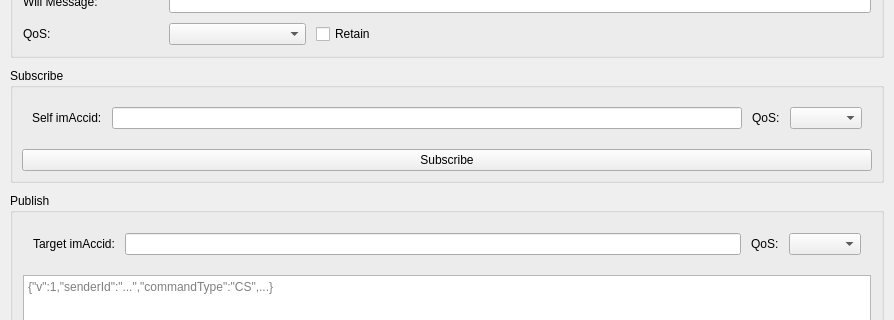
The window that qt-demo/mqttclientwgt.ui (maenlong/qmqtt) describes before a commit, drawn with Qt 5; both pictures show x 0 to 894 and y 379 to 699 of the 894 by 1148 pixel window.
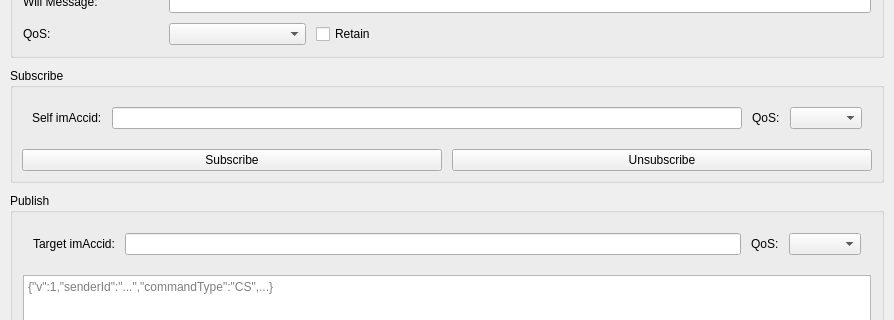
The same window after the commit.

Commit message:
feat: 添加取消订阅按钮 + UI 输入空值校验
- Subscribe GroupBox 新增 Unsubscribe 按钮，调用 qmqtt unsubscribe
- Subscribe / Unsubscribe / Publish 输入为空时日志报错，不再静默返回
- 新增 5 条 i18n 翻译（Unsubscribe / [Unsubscribe] / 3 条空值错误）

What changed in the file:
```diff
--- a/qt-demo/mqttclientwgt.ui
+++ b/qt-demo/mqttclientwgt.ui
@@ -374,12 +374,31 @@
        </widget>
       </item>
       <item>
+        <widget class="QWidget" name="subscribeBtnsWgt" native="true">
+         <layout class="QHBoxLayout" name="subscribeBtnsLayout">
+          <property name="spacing">
+           <number>10</number>
+          </property>
+          <property name="margin" stdset="0">
+           <number>0</number>
+          </property>
+          <item>
        <widget class="QPushButton" name="subscribeBtn">
         <property name="text">
          <string>Subscribe</string>
         </property>
        </widget>
       </item>
+          <item>
+           <widget class="QPushButton" name="unsubscribeBtn">
+            <property name="text">
+             <string>Unsubscribe</string>
+            </property>
+           </widget>
+          </item>
+         </layout>
+        </widget>
+       </item>
      </layout>
     </widget>
    </item>
```
Left out of the diff: 1 changed line with no effect on the pictures. Lines whose indentation alone changed are shown as unchanged. The commit also changes 6 other files.
